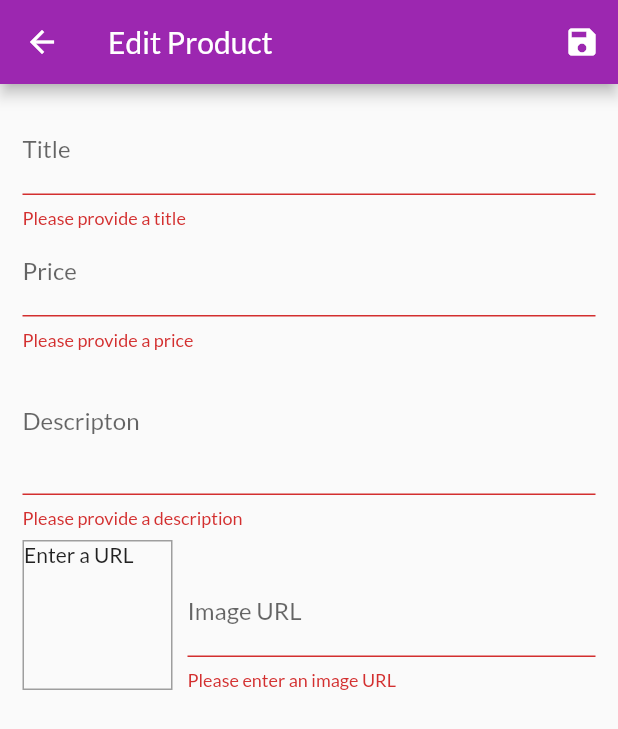
After one commit to mmack21/shop_app, a Flutter app: the EditProductScreen screen opened by its route, after a tap on the "save" icon, on a phone screen of 412 x 824 dp. The commit adds this screen. Shown: the top 729 px of the screen. Run offline on Flutter 3.47's test engine with Material 2 defaults, Android fonts, the phone set to English and light mode, and no system bars; network calls fail.

Commit message:
Adding forms to add and edit products

```diff
--- a/lib/main.dart
+++ b/lib/main.dart
@@ -3,10 +3,12 @@ import 'package:provider/provider.dart';
 import 'package:shop_app/providers/cart.dart';
 import 'package:shop_app/providers/orders.dart';
 import 'package:shop_app/screens/cart_screen.dart';
+import 'package:shop_app/screens/edit_product_screen.dart';
 import 'package:shop_app/screens/orders_screen.dart';
 
 import 'package:shop_app/screens/product_detail_screen.dart';
 import 'package:shop_app/screens/products_overview_screen.dart';
+import 'package:shop_app/screens/user_products_screen.dart';
 import 'providers/products.dart';
 
 void main() {
@@ -40,6 +42,8 @@ class MyApp extends StatelessWidget {
           ProductDetailScreen.routeName: (ctx) => ProductDetailScreen(),
           CartScreen.routeName: (ctx) => CartScreen(),
           OrdersScreen.routeName: (ctx) => OrdersScreen(),
+          UserProductsScreen.routeName: (ctx) => UserProductsScreen(),
+          EditProductScreen.routeName: (ctx) => EditProductScreen(),
         },
       ),
     );
--- a/lib/providers/products.dart
+++ b/lib/providers/products.dart
@@ -61,7 +61,33 @@ class Products with ChangeNotifier {
     return _items.where((element) => element.isFavourite).toList();
   }
 
-  void addProduct() {
+  void addProduct(Product product) {
+    final newProduct = Product(
+        title: product.title,
+        description: product.description,
+        imageUrl: product.imageUrl,
+        price: product.price,
+        id: DateTime.now().toString());
+    _items.add(newProduct);
     notifyListeners();
   }
+
+  void deleteProduct(String productId) {
+    _items.removeWhere((element) => element.id == productId);
+    notifyListeners();
+  }
+
+  void updateProduct(String productId, newProduct) {
+    final prodIndex = _items.indexWhere((element) => element.id == productId);
+    if (prodIndex >= 0) {
+      _items[prodIndex] = newProduct;
+      notifyListeners();
+    } else {
+      print('...');
+    }
+  }
+
+  Product findById(String productId) {
+    return _items.firstWhere((element) => element.id == productId);
+  }
 }
--- /dev/null
+++ b/lib/screens/edit_product_screen.dart
@@ -0,0 +1,262 @@
+import 'package:flutter/material.dart';
+import 'package:provider/provider.dart';
+import 'package:shop_app/providers/product.dart';
+import 'package:shop_app/providers/products.dart';
+
+class EditProductScreen extends StatefulWidget {
+  static const routeName = 'edit-product';
+
+  @override
+  _EditProductScreenState createState() => _EditProductScreenState();
+}
+
+class _EditProductScreenState extends State<EditProductScreen> {
+  final _priceFocusNode = FocusNode();
+  final _descriptionFocusNode = FocusNode();
+  final _imageUrlController = TextEditingController();
+  final _imageUrlFocusNode = FocusNode();
+  final _form = GlobalKey<FormState>();
+  var _editedProduct = Product(
+    id: null,
+    title: '',
+    description: '',
+    price: 0.0,
+    imageUrl: '',
+  );
+
+  var _isInit = true;
+  var _initValues = {
+    'title': '',
+    'description': '',
+    'price': '',
+    'imageUrl': '',
+  };
+
+  @override
+  void initState() {
+    _imageUrlFocusNode.addListener(_updateImageUrl);
+    super.initState();
+  }
+
+  void didChangeDependencies() {
+    if (_isInit) {
+      final productId = ModalRoute.of(context).settings.arguments as String;
+      if (productId != null) {
+        _editedProduct =
+            Provider.of<Products>(context, listen: false).findById(productId);
+        _initValues = {
+          'title': _editedProduct.title,
+          'description': _editedProduct.description,
+          'price': _editedProduct.price.toString(),
+          // 'imageUrl': _editedProduct.imageUrl,
+          'imageUrl': '',
+        };
+        _imageUrlController.text = _editedProduct.imageUrl;
+      }
+    }
+
+    _isInit = false;
+    super.didChangeDependencies();
+  }
+
+  _updateImageUrl() {
+    if (!_imageUrlFocusNode.hasFocus) {
+      if (_imageUrlController.text.isEmpty ||
+          (!_imageUrlController.text.startsWith('http') &&
+              !_imageUrlController.text.startsWith('https')) ||
+          (!_imageUrlController.text.endsWith('.png') &&
+              !_imageUrlController.text.endsWith('jpg') &&
+              !_imageUrlController.text.endsWith('jpeg'))) {
+        return;
+      }
+    }
+    setState(() {});
+  }
+
+  @override
+  void dispose() {
+    // we need to dispose focus nodes to prevent memory leak
+    _imageUrlFocusNode.removeListener(_updateImageUrl);
+    _priceFocusNode.dispose();
+    _descriptionFocusNode.dispose();
+    _imageUrlController.dispose();
+    _imageUrlFocusNode.dispose();
+    super.dispose();
+  }
+
+  void _saveForm() {
+    final isValid = _form.currentState.validate();
+    if (!isValid) {
+      return;
+    }
+    _form.currentState.save();
+    if (_editedProduct.id != null) {
+      Provider.of<Products>(context, listen: false)
+          .updateProduct(_editedProduct.id, _editedProduct);
+    } else {
+      Provider.of<Products>(context, listen: false).addProduct(_editedProduct);
+    }
+
+    Navigator.of(context).pop();
+  }
+
+  @override
+  Widget build(BuildContext context) {
+    return Scaffold(
+      appBar: AppBar(
+        title: Text('Edit Product'),
+        actions: [
+          IconButton(
+            icon: Icon(Icons.save),
+            onPressed: _saveForm,
+          )
+        ],
+      ),
+      body: Padding(
+        padding: EdgeInsets.all(15),
+        child: Form(
+          key: _form,
+          child: ListView(
+            children: [
+              TextFormField(
+                decoration: InputDecoration(
+                  labelText: 'Title',
+                ),
+                initialValue: _initValues['title'],
+                textInputAction: TextInputAction.next,
+                onFieldSubmitted: (_) => {
+                  FocusScope.of(context).requestFocus(_priceFocusNode),
+                },
+                onSaved: (value) => _editedProduct = Product(
+                  id: _editedProduct.id,
+                  title: value,
+                  description: _editedProduct.description,
+                  price: _editedProduct.price,
+                  imageUrl: _editedProduct.imageUrl,
+                  isFavourite: _editedProduct.isFavourite,
+                ),
+                validator: (value) {
+                  if (value.isEmpty) {
+                    return 'Please provide a title';
+                  }
+                  return null;
+                },
+              ),
+              TextFormField(
+                decoration: InputDecoration(
+                  labelText: 'Price',
+                ),
+                initialValue: _initValues['price'],
+                validator: (value) {
+                  if (value.isEmpty) {
+                    return 'Please provide a price';
+                  }
+                  return null;
+                },
+                textInputAction: TextInputAction.next,
+                keyboardType: TextInputType.number,
+                focusNode: _priceFocusNode,
+                onFieldSubmitted: (_) => {
+                  FocusScope.of(context).requestFocus(_descriptionFocusNode),
+                },
+                onSaved: (value) => _editedProduct = Product(
+                  id: _editedProduct.id,
+                  title: _editedProduct.title,
+                  description: _editedProduct.description,
+                  price: double.parse(value),
+                  imageUrl: _editedProduct.imageUrl,
+                  isFavourite: _editedProduct.isFavourite,
+                ),
+              ),
+              TextFormField(
+                decoration: InputDecoration(
+                  labelText: 'Descripton',
+                ),
+                initialValue: _initValues['description'],
+                maxLines: 3,
+                keyboardType: TextInputType.multiline,
+                focusNode: _descriptionFocusNode,
+                onSaved: (value) => _editedProduct = Product(
+                  id: _editedProduct.id,
+                  title: _editedProduct.title,
+                  description: value,
+                  price: _editedProduct.price,
+                  imageUrl: _editedProduct.imageUrl,
+                  isFavourite: _editedProduct.isFavourite,
+                ),
+                validator: (value) {
+                  if (value.isEmpty) {
+                    return 'Please provide a description';
+                  } else if (value.length < 10) {
+                    return 'Should be ast least 10 characters long';
+                  }
+                  return null;
+                },
+              ),
+              Row(
+                crossAxisAlignment: CrossAxisAlignment.end,
+                children: [
+                  Container(
+                    width: 100,
+                    height: 100,
+                    margin: EdgeInsets.only(top: 8, right: 10),
+                    decoration: BoxDecoration(
+                      border: Border.all(
+                        width: 1,
+                        color: Colors.grey,
+                      ),
+                    ),
+                    child: _imageUrlController.text.isEmpty
+                        ? Text('Enter a URL')
+                        : FittedBox(
+                            child: Image.network(
+                              _imageUrlController.text,
+                              fit: BoxFit.cover,
+                            ),
+                          ),
+                  ),
+                  Expanded(
+                    child: TextFormField(
+                      decoration: InputDecoration(labelText: 'Image URL'),
+                      keyboardType: TextInputType.url,
+                      textInputAction: TextInputAction.done,
+                      // initialValue: _initValues['imageUrl'],
+                      controller: _imageUrlController,
+                      focusNode: _imageUrlFocusNode,
+                      onFieldSubmitted: (_) {
+                        _saveForm();
+                      },
+                      validator: (value) {
+                        if (value.isEmpty) {
+                          return 'Please enter an image URL';
+                        }
+                        if (!value.startsWith('http') &&
+                            !value.startsWith('https')) {
+                          return 'Please enter a valid URL';
+                        }
+                        if (!value.endsWith('.png') &&
+                            !value.endsWith('jpg') &&
+                            !value.endsWith('jpeg')) {
+                          return 'Please enter a valid image URL';
+                        }
+                        return null;
+                      },
+                      onSaved: (value) => _editedProduct = Product(
+                        id: _editedProduct.id,
+                        title: _editedProduct.title,
+                        description: _editedProduct.description,
+                        price: _editedProduct.price,
+                        imageUrl: value,
+                        isFavourite: _editedProduct.isFavourite,
+                      ),
+                    ),
+                  ),
+                ],
+              ),
+            ],
+          ),
+        ),
+      ),
+    );
+  }
+}
--- a/lib/widgets/app_drawer.dart
+++ b/lib/widgets/app_drawer.dart
@@ -1,5 +1,6 @@
 import 'package:flutter/material.dart';
 import 'package:shop_app/screens/orders_screen.dart';
+import 'package:shop_app/screens/user_products_screen.dart';
 
 class AppDrawer extends StatelessWidget {
   @override
@@ -29,6 +30,14 @@ class AppDrawer extends StatelessWidget {
               );
             },
           ),
+          ListTile(
+            leading: Icon(Icons.edit),
+            title: Text('Manage Products'),
+            onTap: () {
+              Navigator.of(context)
+                  .pushReplacementNamed(UserProductsScreen.routeName);
+            },
+          )
         ],
       ),
     );
```
Also changed, not shown: lib/providers/cart.dart (+20 -0 lines), lib/screens/user_products_screen.dart (added, +46 -0 lines), lib/widgets/cart_item.dart (+23 -0 lines), lib/widgets/product_item.dart (+14 -0 lines), lib/widgets/user_product_item.dart (added, +48 -0 lines).
